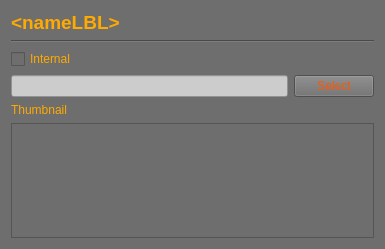
Before: the Qt Designer form Widgets/processstepWidget.ui in spoorcc/stereo-vision-client, drawn with Qt 5.
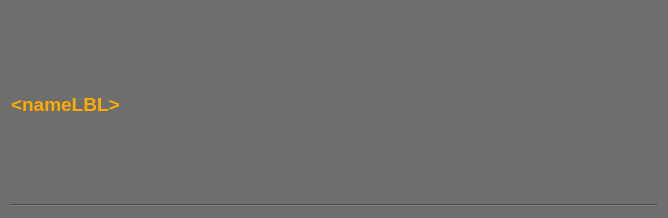
After: the same form once the commit is applied.

What changed in the file:
```diff
--- a/Widgets/processstepWidget.ui
+++ b/Widgets/processstepWidget.ui
@@ -6,8 +6,8 @@
    <rect>
     <x>0</x>
     <y>0</y>
-    <width>385</width>
-    <height>249</height>
+    <width>668</width>
+    <height>218</height>
    </rect>
   </property>
   <property name="windowTitle">
@@ -32,44 +32,6 @@
      </property>
     </widget>
    </item>
-   <item>
-    <widget class="QCheckBox" name="enableCB">
-     <property name="text">
-      <string>Internal</string>
-     </property>
-    </widget>
-   </item>
-   <item>
-    <layout class="QHBoxLayout" name="horizontalLayout">
-     <item>
-      <widget class="QLineEdit" name="datasourceLE">
-       <property name="styleSheet">
-        <string notr="true">background-color: rgb(204, 204, 204);</string>
-       </property>
-      </widget>
-     </item>
-     <item>
-      <widget class="QPushButton" name="pushButton">
-       <property name="styleSheet">
-        <string notr="true">color: rgb(255, 85, 0);</string>
-       </property>
-       <property name="text">
-        <string>Select</string>
-       </property>
-      </widget>
-     </item>
-    </layout>
-   </item>
-   <item>
-    <widget class="QLabel" name="thumbnailLBL">
-     <property name="text">
-      <string>Thumbnail</string>
-     </property>
-    </widget>
-   </item>
-   <item>
-    <widget class="QGraphicsView" name="thumbnailGV"/>
-   </item>
   </layout>
  </widget>
  <resources/>
```
